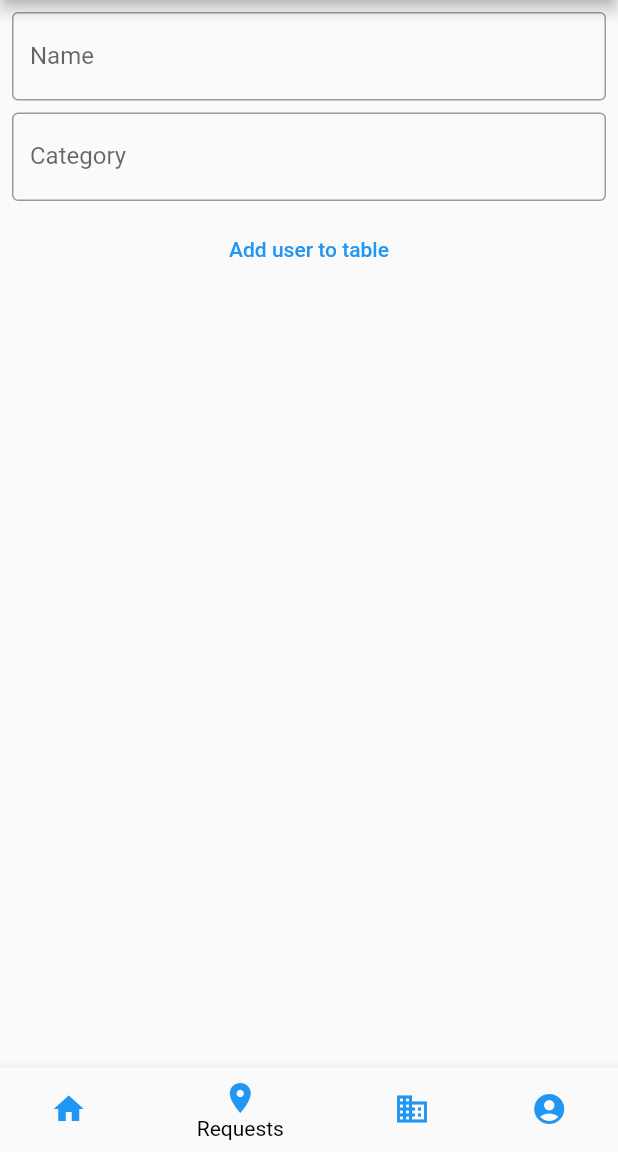
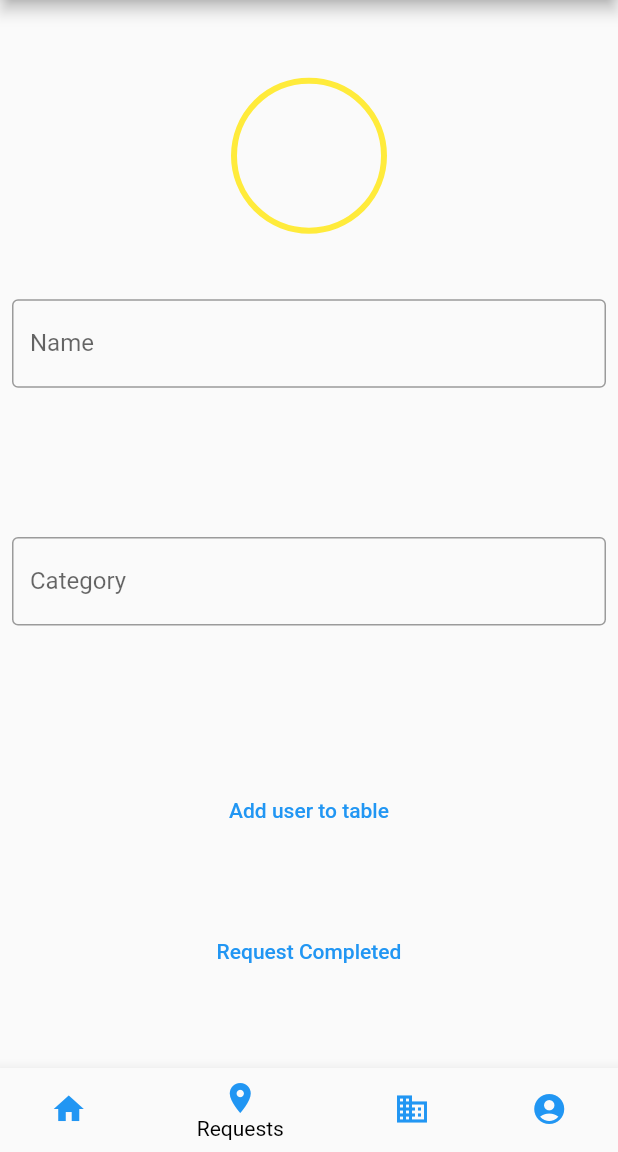
Before and after one commit to AtharvC/leanonusapp, a Flutter app: the screen it shows after launch, item 2 of the bottom bar chosen, on a phone screen of 412 x 824 dp, the part 84-1236 px from its top. Run offline on Flutter 3.47's test engine with Material 2 defaults, Android fonts, the phone set to English and light mode, and no system bars; our stand-ins replace drift; accounts and stored records are empty; generated files the repository leaves out were written again; network calls fail.

Commit message:
completion ring

```diff
--- a/lib/Pages/Requests_Page.dart
+++ b/lib/Pages/Requests_Page.dart
@@ -1,3 +1,7 @@
+import 'dart:async';
+import 'package:flutter/cupertino.dart';
+import 'package:flutter/material.dart';
+import 'package:flutter/widgets.dart';
 import 'package:flutter/material.dart';
 import 'package:leanonusapp/db/setupDatabase.dart';
 import 'package:drift/drift.dart' as drift;
@@ -16,14 +20,14 @@ class RequestPage extends StatefulWidget {
 }
 
 class _RequestPageState extends State<RequestPage> {
+  double value = 0;
   late MyDatabase _db;
   final TextEditingController _nameController = TextEditingController();
   final TextEditingController _categoryController = TextEditingController();
-
+  double progress = 0.0;
   @override
   void initState() {
     super.initState();
-
     _db = globals.database;
   }
 
@@ -32,7 +36,16 @@ class _RequestPageState extends State<RequestPage> {
         body: Padding(
           padding: const EdgeInsets.all(8.0),
           child: Column(
+            mainAxisAlignment: MainAxisAlignment.spaceEvenly,
             children: [
+              SizedBox(
+                width: 100,
+                height: 100,
+                child: CircularProgressIndicator(
+                  value: value,
+                  backgroundColor: Colors.yellow,
+                ),
+              ),
               CustomTextFormField(
                 controller: _nameController,
                 txtLabel: 'Name',
@@ -52,6 +65,15 @@ class _RequestPageState extends State<RequestPage> {
                   addUser();
                 },
                 child: const Text('Add user to table'),
+              ),
+              TextButton(
+                onPressed: () {
+                  BuildProgress();
+                  if (value == 1) {
+                    null;
+                  }
+                },
+                child: const Text('Request Completed'),
               )
             ],
           ),
@@ -88,4 +110,10 @@ class _RequestPageState extends State<RequestPage> {
     //globals.account;
     return globals.account;
   }
+
+  void BuildProgress() {
+    setState(() {
+      value = value + 0.2;
+    });
+  }
 }
```
